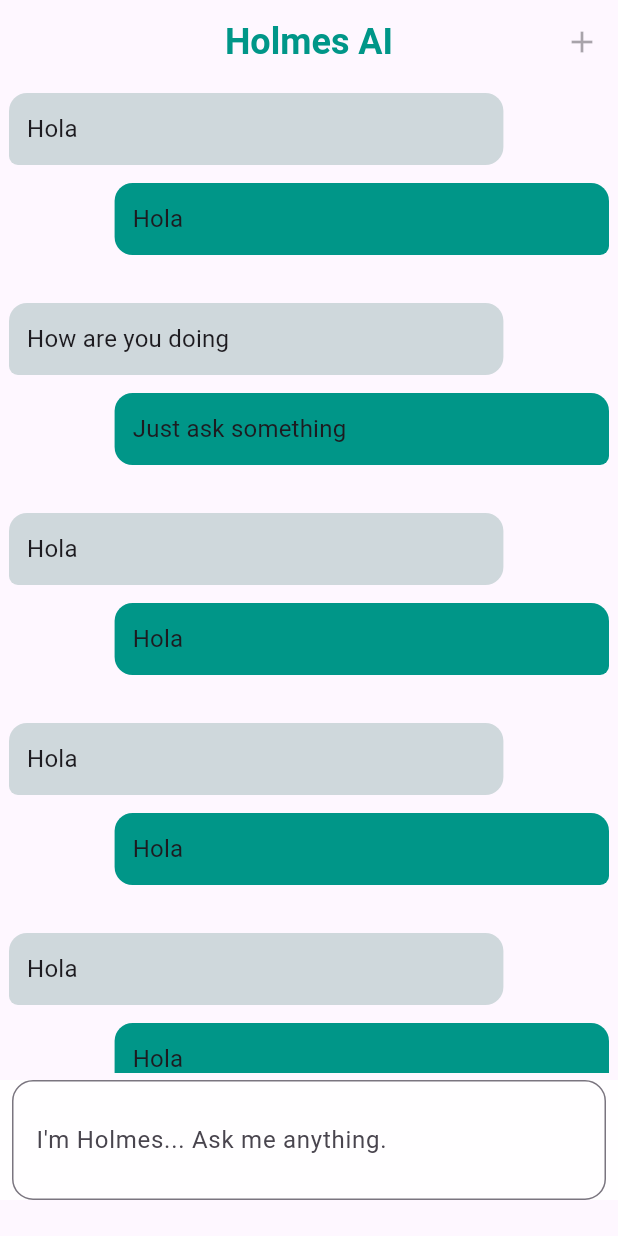
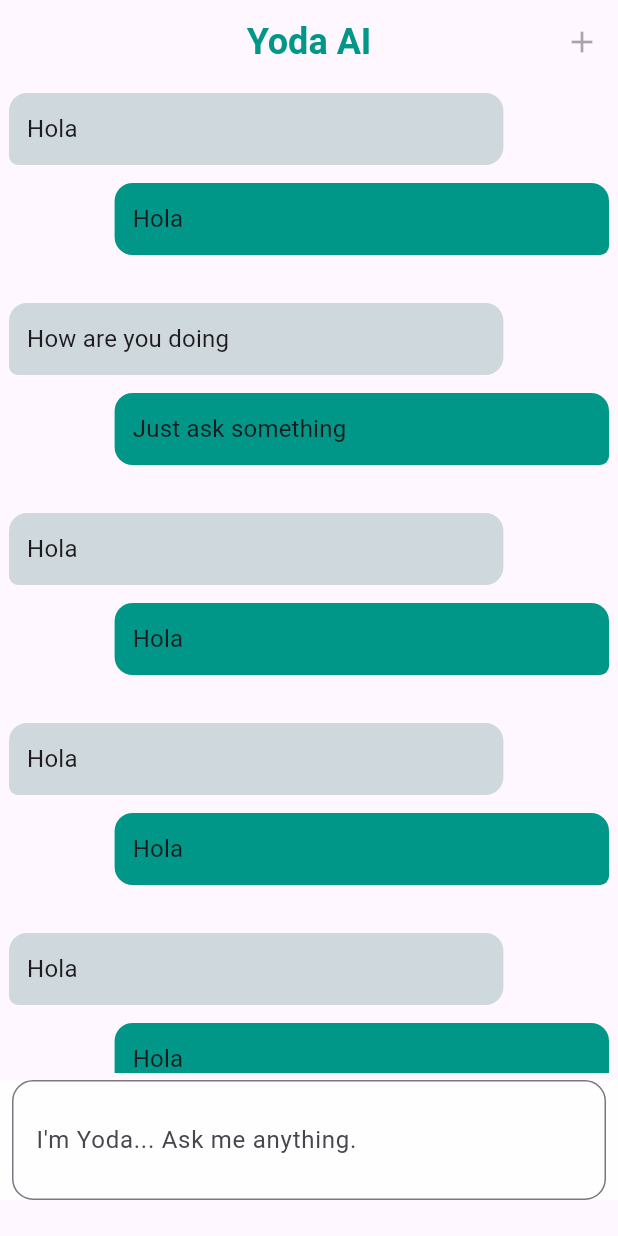
Before and after one commit to efenstakes/yoda-ai-flutter, a Flutter app: the screen it shows after launch, on a phone screen of 412 x 824 dp. Run offline on Flutter 3.47's test engine with Material 2 defaults, Android fonts, the phone set to English and light mode, and no system bars.

Commit message:
update app name in all places its referred

```diff
--- a/lib/main.dart
+++ b/lib/main.dart
@@ -22,7 +22,7 @@ class MyApp extends StatelessWidget {
 
       ],
       child: MaterialApp(
-        title: 'Holmes AI',
+        title: 'Yoda AI',
         debugShowCheckedModeBanner: false,
         theme: ThemeData(
           colorScheme: ColorScheme.fromSeed(seedColor: Colors.deepPurple),
--- a/lib/screens/home/screen.dart
+++ b/lib/screens/home/screen.dart
@@ -25,7 +25,7 @@ class _HomeScreenState extends State<HomeScreen> {
 
     return Scaffold(
       appBar: AppBar(
-        title: const Text("Holmes AI"),
+        title: const Text("Yoda AI"),
         titleTextStyle: const TextStyle(
           fontSize: 24,
           color: Colors.teal,
--- a/lib/widgets/no_prompts.dart
+++ b/lib/widgets/no_prompts.dart
@@ -29,7 +29,7 @@ class _NoPromptsCardState extends State<NoPromptsCard> {
           ),
 
           const Text(
-            "You have not asked my anything in this thread yet. I am Holmes, Holmes AI, consider me to be your personal assistant.",
+            "You have not asked my anything in this thread yet. I am Yoda, Yoda AI, consider me to be your personal assistant.",
             // style: Theme.of(context).textTheme.bodyLarge,
             textAlign: TextAlign.center,
           ),
--- a/lib/widgets/prompt_form.dart
+++ b/lib/widgets/prompt_form.dart
@@ -51,7 +51,7 @@ class _PromptFormState extends State<PromptForm> {
             },
           ),
           floatingLabelBehavior: FloatingLabelBehavior.never,
-          labelText: 'I\'m Holmes... Ask me anything.',
+          labelText: 'I\'m Yoda... Ask me anything.',
           hintText: 'What is your name?',
           border: OutlineInputBorder(
             borderRadius: BorderRadius.circular(14),
@@ -69,7 +69,7 @@ class _PromptFormState extends State<PromptForm> {
 
 
   _submitPrompt() async {
-    print("ask holmes");
+    print("ask Yoda");
 
     if (_formKey.currentState!.validate()) {
       print('form is valid');
```
